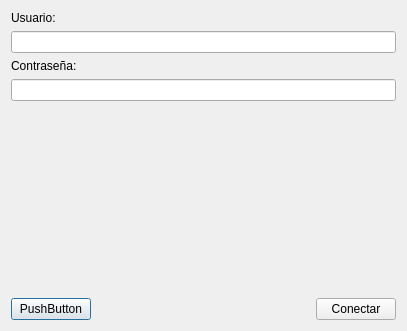
Before: the Qt Designer form mainwindow.ui in hunsrus/ssh-gui, drawn with Qt 5.
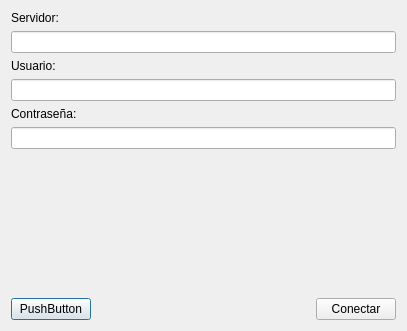
After: the same form once the commit is applied.

```diff
--- a/mainwindow.ui
+++ b/mainwindow.ui
@@ -14,6 +14,16 @@
    <string>MainWindow</string>
   </property>
   <layout class="QVBoxLayout" name="verticalLayout">
+   <item>
+    <widget class="QLabel" name="label_3">
+     <property name="text">
+      <string>Servidor:</string>
+     </property>
+    </widget>
+   </item>
+   <item>
+    <widget class="QLineEdit" name="leServer"/>
+   </item>
    <item>
     <widget class="QLabel" name="label">
      <property name="text">
```
Left out of the diff: 4 changed lines with no effect on the pictures.
